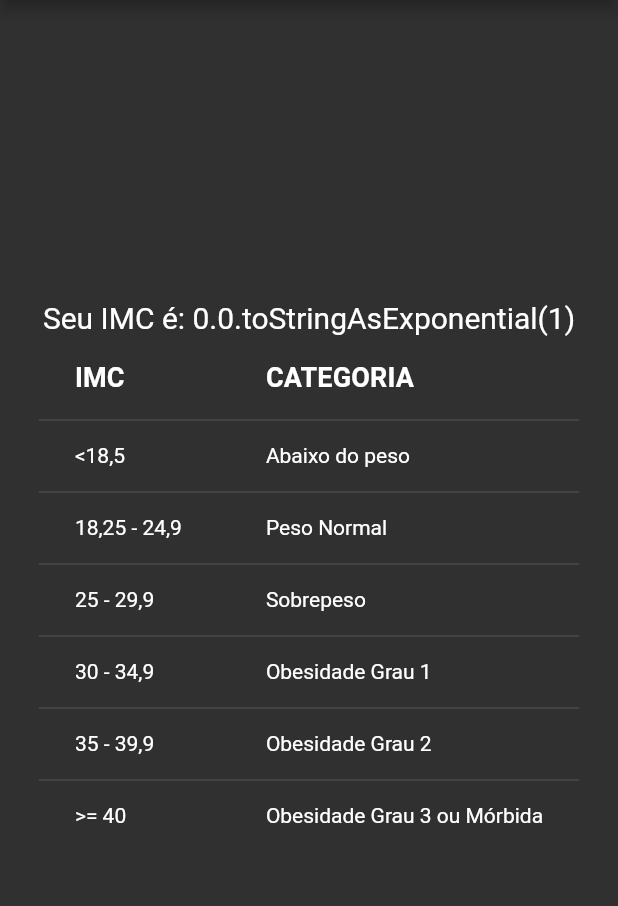
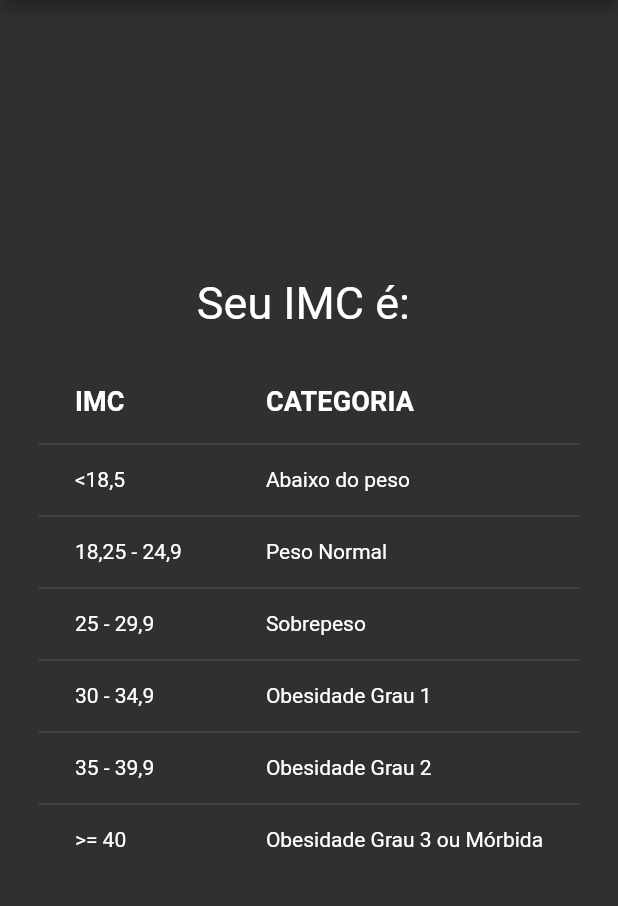
Before and after one commit to LenilsonJr1/CalcSalute, a Flutter app: the ImcResult screen opened by its route, on a phone screen of 412 x 824 dp, the part 84-990 px from its top. Run offline on Flutter 3.47's test engine with Material 2 defaults, Android fonts, the phone set to English and light mode, and no system bars.

Commit message:
resolvendo erro no resultado do imc

```diff
--- a/lib/ImcResult.dart
+++ b/lib/ImcResult.dart
@@ -2,7 +2,7 @@ import 'package:flutter/cupertino.dart';
 import 'package:flutter/material.dart';
 
 class ImcResult extends StatelessWidget {
-  final double ValorImc;
+  final String ValorImc;
 
   const ImcResult({Key? key, required this.ValorImc}) : super(key: key);
 
@@ -23,10 +23,13 @@ class ImcResult extends StatelessWidget {
               mainAxisAlignment: MainAxisAlignment.center,
               children: [
                 Container(
-                  child: Text('Seu IMC é: $ValorImc.toStringAsExponential(1)',
-                      style: TextStyle(color: Colors.white, fontSize: 20.0)),
+                  child: Text('Seu IMC é: $ValorImc',
+                      style: TextStyle(color: Colors.white, fontSize: 30.0)),
                 )
               ],
+            ),
+            SizedBox(
+              height: 20,
             ),
             DataTable(
               columns: [
--- a/lib/app_widget.dart
+++ b/lib/app_widget.dart
@@ -1,7 +1,4 @@
 import 'package:flutter/material.dart';
-
-// import 'package:ola_mundo/login_page.dart';
-
 import 'home_page.dart';
 import 'ImcResult.dart';
 
@@ -14,7 +11,7 @@ class AppWidget extends StatelessWidget {
       routes: {
         '/': (context) => HomePage(),
         '/result': (context) => ImcResult(
-              ValorImc: 0,
+              ValorImc: '',
             ),
       },
     );
```
Also changed, not shown: lib/home_page.dart (+4 -7 lines).
